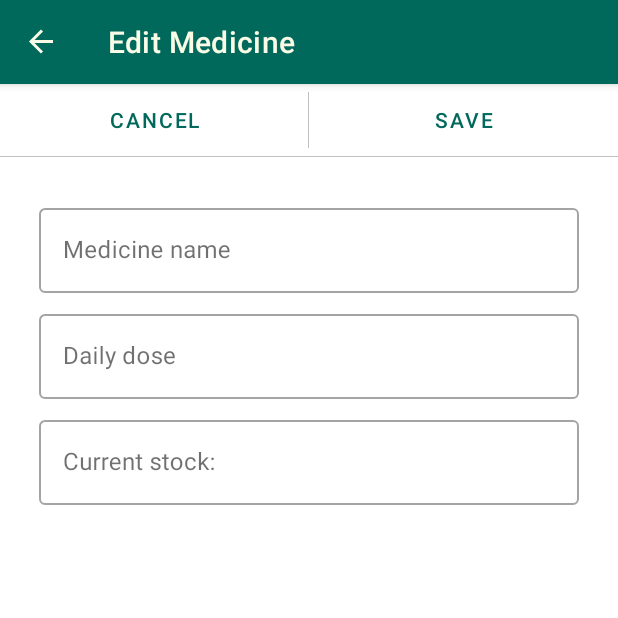
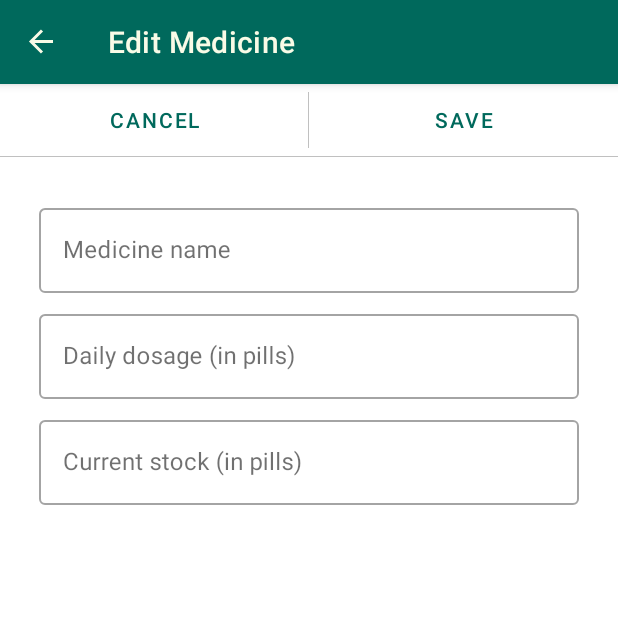
Before and after one commit to liorhass/MedsStockTracker, an Android app: the screen it shows after launch (MainActivity), after a tap on an icon or button, on a phone screen of 412 x 824 dp, the top half of it. Run offline under Robolectric (Android 15) with nearby library versions, the phone set to English and light mode, and no system bars; our stand-ins replace Room's generated code, Timber, data binding, navigation-ui; 5 statements that could not run were skipped.

Commit message:
Add "(in pills)" to hint texts in edit-medicine screen.

```diff
--- a/app/src/main/res/layout/fragment_edit_medicine.xml
+++ b/app/src/main/res/layout/fragment_edit_medicine.xml
@@ -121,7 +121,7 @@
                     android:layout_width="0dp"
                     android:layout_height="wrap_content"
                     android:layout_marginTop="8dp"
-                    android:hint="@string/current_stock"
+                    android:hint="@string/current_stock_pills"
                     app:layout_constraintEnd_toEndOf="@+id/medicineNameLayout"
                     app:layout_constraintStart_toStartOf="@+id/medicineNameLayout"
                     app:layout_constraintTop_toBottomOf="@+id/dailyDoseLayout">
--- a/app/src/main/res/values/strings.xml
+++ b/app/src/main/res/values/strings.xml
@@ -113,7 +113,8 @@
     <string name="will_run_out_at">Will run out at:</string>
     <string name="last_updated_at">Last updated:</string>
     <string name="medicine_name">Medicine name</string>
-    <string name="daily_dose">Daily dose</string>
+    <string name="daily_dose">Daily dosage (in pills)</string>
+    <string name="current_stock_pills">Current stock (in pills)</string>
 
     <string name="empty_medicine_list_message">
         <![CDATA[
```
